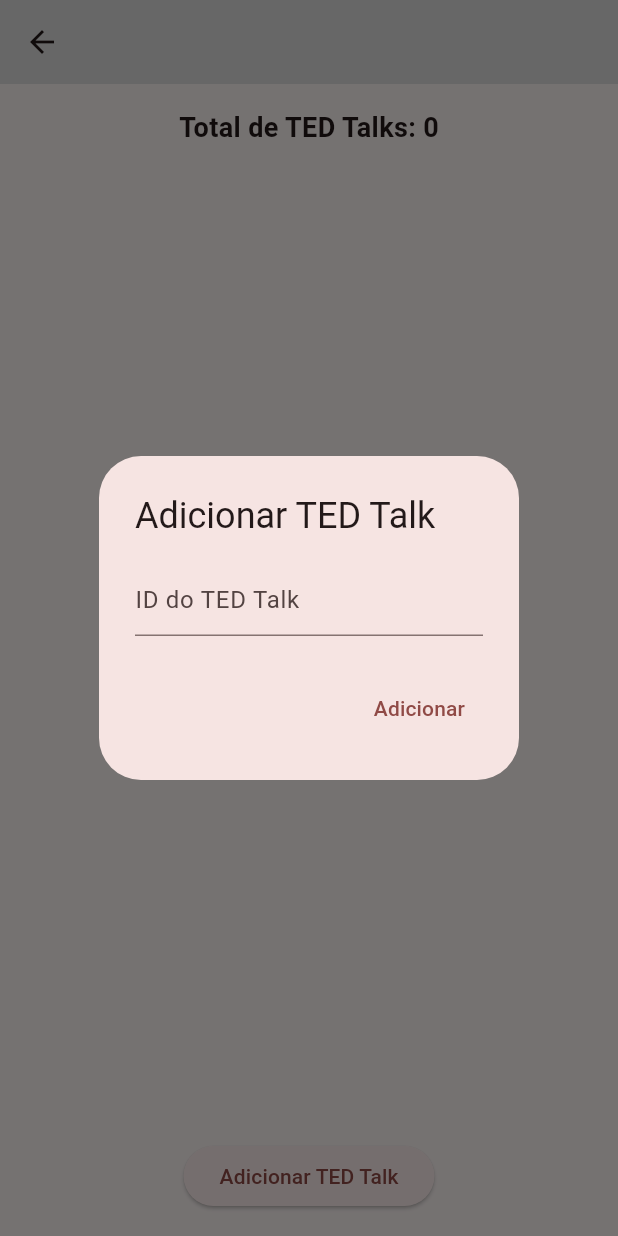
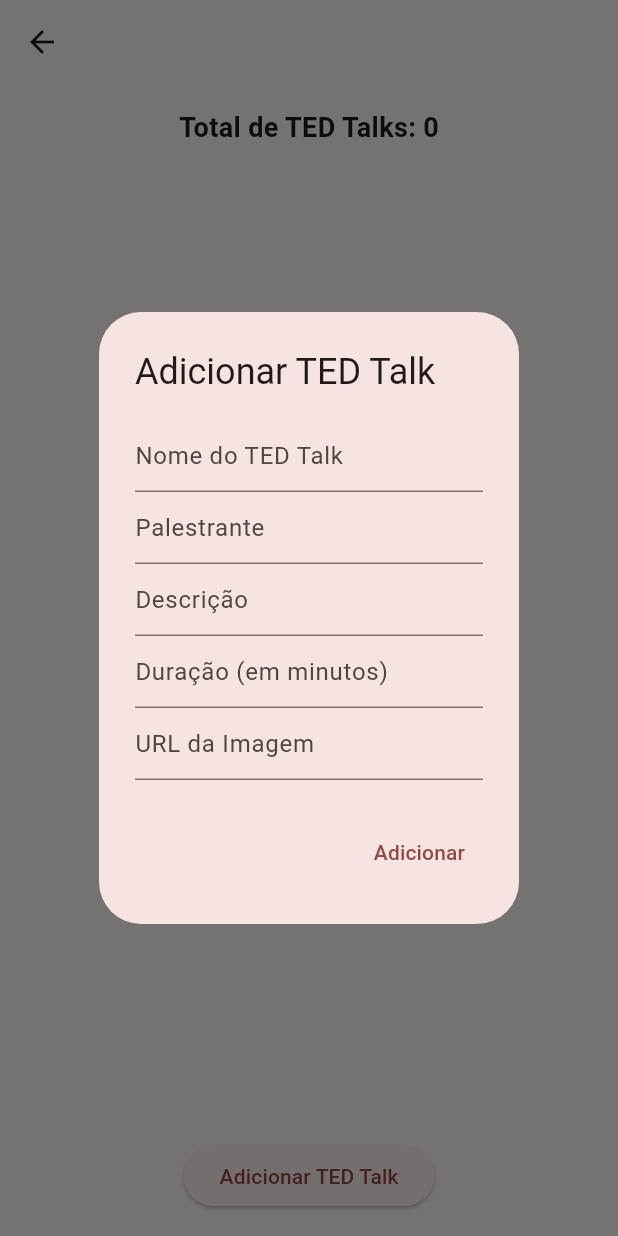
Before and after one commit to B0nam/Tedtalk-app, a Flutter app: the TedListPage screen opened directly with empty values, after a tap on "Adicionar TED Talk", on a phone screen of 412 x 824 dp. Run offline on Flutter 3.47's test engine with Material 3 defaults, Android fonts, the phone set to English and light mode, and no system bars; network calls fail.

Commit message:
Criacao de listas e tedtalks corrigido

```diff
--- a/tedtalk/lib/models/ted_list.dart
+++ b/tedtalk/lib/models/ted_list.dart
@@ -1,7 +1,7 @@
 class TedList {
-  final int id;
+  final String id;
   final String title;
-  final List<int> tedTalks;
+  final List<String> tedTalks;
 
   TedList({
     required this.id,
@@ -11,11 +11,9 @@ class TedList {
 
   factory TedList.fromJson(Map<String, dynamic> json) {
     return TedList(
-      id: int.tryParse(json['id'].toString()) ?? 0,
+      id: json['id'].toString(),
       title: json['title'] as String,
-      tedTalks: (json['tedTalks'] as List)
-          .map((e) => int.tryParse(e.toString()) ?? 0)
-          .toList(),
+      tedTalks: List<String>.from(json['tedTalks'].map((e) => e.toString())),
     );
   }
 
--- a/tedtalk/lib/models/ted_talk.dart
+++ b/tedtalk/lib/models/ted_talk.dart
@@ -1,5 +1,5 @@
 class TedTalk {
-  final int id;
+  final String id;
   final String name;
   final String image;
   final String speaker;
@@ -17,7 +17,7 @@ class TedTalk {
 
   factory TedTalk.fromJson(Map<String, dynamic> json) {
     return TedTalk(
-      id: int.tryParse(json['id'].toString()) ?? 0,
+      id: json['id'].toString(),
       name: json['name'] as String,
       image: json['image'] as String,
       speaker: json['speaker'] as String,
--- a/tedtalk/lib/pages/ted_list_page.dart
+++ b/tedtalk/lib/pages/ted_list_page.dart
@@ -1,8 +1,7 @@
 import 'package:flutter/material.dart';
 import 'package:tedtalk/models/ted_list.dart';
-import 'package:tedtalk/models/ted_talk.dart'; // Importando o TedTalk
-import 'package:tedtalk/services/ted_list_service.dart';
-import 'package:tedtalk/services/ted_talk_service.dart'; // Servico para pegar dados completos do TED Talk
+import 'package:tedtalk/models/ted_talk.dart';
+import 'package:tedtalk/services/ted_talk_service.dart';
 
 class TedListPage extends StatefulWidget {
   final TedList tedList;
@@ -14,27 +13,60 @@ class TedListPage extends StatefulWidget {
 }
 
 class _TedListPageState extends State<TedListPage> {
-  final TedListService _tedListService = TedListService();
-  final TedTalkService _tedTalkService =
-      TedTalkService(); // Serviço para pegar o TED Talk completo
+  final TedTalkService _tedTalkService = TedTalkService();
 
-  // Função para adicionar um TED Talk à lista
   void _adicionarTedTalk() async {
-    final novoTedTalkId = await showDialog<int>(
+    final novoTedTalk = await showDialog<TedTalk>(
       context: context,
       builder: (context) {
-        TextEditingController controller = TextEditingController();
+        TextEditingController nameController = TextEditingController();
+        TextEditingController speakerController = TextEditingController();
+        TextEditingController descriptionController = TextEditingController();
+        TextEditingController durationController = TextEditingController();
+        TextEditingController imageController = TextEditingController();
+
         return AlertDialog(
           title: const Text('Adicionar TED Talk'),
-          content: TextField(
-            controller: controller,
-            decoration: const InputDecoration(hintText: 'ID do TED Talk'),
-            keyboardType: TextInputType.number,
+          content: Column(
+            crossAxisAlignment: CrossAxisAlignment.start,
+            mainAxisSize: MainAxisSize.min,
+            children: [
+              TextField(
+                  controller: nameController,
+                  decoration:
+                      const InputDecoration(hintText: 'Nome do TED Talk')),
+              TextField(
+                  controller: speakerController,
+                  decoration: const InputDecoration(hintText: 'Palestrante')),
+              TextField(
+                  controller: descriptionController,
+                  decoration: const InputDecoration(hintText: 'Descrição')),
+              TextField(
+                  controller: durationController,
+                  decoration:
+                      const InputDecoration(hintText: 'Duração (em minutos)'),
+                  keyboardType: TextInputType.number),
+              TextField(
+                  controller: imageController,
+                  decoration: const InputDecoration(hintText: 'URL da Imagem')),
+            ],
           ),
           actions: [
             TextButton(
               onPressed: () {
-                Navigator.of(context).pop(int.tryParse(controller.text) ?? 0);
+                final newId = DateTime.now().millisecondsSinceEpoch.toString();
+
+                final newTedTalk = TedTalk(
+                  id: newId,
+                  name: nameController.text,
+                  speaker: speakerController.text,
+                  description: descriptionController.text,
+                  duration: Duration(
+                      minutes: int.tryParse(durationController.text) ?? 0),
+                  image: imageController.text,
+                );
+
+                Navigator.of(context).pop(newTedTalk);
               },
               child: const Text('Adicionar'),
             ),
@@ -43,21 +75,18 @@ class _TedListPageState extends State<TedListPage> {
       },
     );
 
-    if (novoTedTalkId != null && novoTedTalkId > 0) {
+    if (novoTedTalk != null) {
       setState(() {
-        widget.tedList.tedTalks
-            .add(novoTedTalkId); // Adiciona o ID na lista de IDs
+        widget.tedList.tedTalks.add(novoTedTalk.id);
       });
 
-      // Atualiza a lista de TED Talks no serviço
-      await _tedListService.updateTedList(widget.tedList);
+      await _tedTalkService.createTedTalk(novoTedTalk);
     }
   }
 
-  // Função para buscar o TED Talk completo baseado no ID
-  Future<TedTalk> _buscarTedTalk(int id) async {
-    return await _tedTalkService
-        .fetchTedTalkById(id); // Busca os detalhes do TED Talk com o ID
+  Future<TedTalk> _buscarTedTalkCompleto(String id) async {
+    final tedTalk = await _tedTalkService.fetchTedTalkById(id);
+    return tedTalk;
   }
 
   @override
@@ -65,11 +94,9 @@ class _TedListPageState extends State<TedListPage> {
     return Scaffold(
       appBar: AppBar(
         title: Text(widget.tedList.title),
-        backgroundColor: const Color.fromARGB(255, 224, 224, 224),
       ),
       body: Column(
         children: [
-          // Exibe a quantidade de TED Talks na lista
           Padding(
             padding: const EdgeInsets.all(16.0),
             child: Text(
@@ -77,12 +104,10 @@ class _TedListPageState extends State<TedListPage> {
               style: const TextStyle(fontSize: 18, fontWeight: FontWeight.bold),
             ),
           ),
-          // Lista os TED Talks
           Expanded(
             child: FutureBuilder<List<TedTalk>>(
-              future: Future.wait(
-                widget.tedList.tedTalks.map((id) => _buscarTedTalk(id)),
-              ),
+              future: Future.wait(widget.tedList.tedTalks
+                  .map((id) => _buscarTedTalkCompleto(id))),
               builder: (context, snapshot) {
                 if (snapshot.connectionState == ConnectionState.waiting) {
                   return const Center(child: CircularProgressIndicator());
@@ -102,14 +127,14 @@ class _TedListPageState extends State<TedListPage> {
                             vertical: 8.0, horizontal: 16.0),
                         child: ListTile(
                           leading: Image.network(
-                              "https://store-images.s-microsoft.com/image/apps.698.9007199266296203.3ee303e5-000c-4c1d-9e50-cb965308ca7f.17039190-26bd-4450-b4c2-d918551d8bf0?h=210",
-                              width: 50,
-                              height: 50,
-                              fit: BoxFit.cover),
+                            "https://store-images.s-microsoft.com/image/apps.698.9007199266296203.3ee303e5-000c-4c1d-9e50-cb965308ca7f.17039190-26bd-4450-b4c2-d918551d8bf0?h=210",
+                            width: 50,
+                            height: 50,
+                            fit: BoxFit.cover,
+                          ),
                           title: Text(tedTalk.name),
-                          subtitle: Text(
-                              'Duração: ${tedTalk.duration.inMinutes} min\nPor: ${tedTalk.speaker}'),
-                          isThreeLine: true,
+                          subtitle: Text('Palestrante: ${tedTalk.speaker}'),
+                          trailing: Text('${tedTalk.duration.inMinutes} min'),
                         ),
                       );
                     },
@@ -118,7 +143,6 @@ class _TedListPageState extends State<TedListPage> {
               },
             ),
           ),
-
           Padding(
             padding: const EdgeInsets.all(16.0),
             child: ElevatedButton(
--- a/tedtalk/lib/widgets/ted_search_bar.dart
+++ b/tedtalk/lib/widgets/ted_search_bar.dart
@@ -12,7 +12,7 @@ class TedSearchBar extends StatelessWidget {
       child: TextField(
         onChanged: updateFilter,
         decoration: InputDecoration(
-          hintText: 'Search TED Talks...',
+          hintText: 'Procure sua lista...',
           prefixIcon: const Icon(Icons.search),
           border: OutlineInputBorder(
             borderRadius: BorderRadius.circular(8.0),
--- a/tedtalk/lib/widgets/ted_status.dart
+++ b/tedtalk/lib/widgets/ted_status.dart
@@ -19,12 +19,12 @@ class _TedStatusState extends State<TedStatus> {
         crossAxisAlignment: CrossAxisAlignment.start,
         children: [
           Text(
-            'Hours Watched: $hoursWatched',
+            'Horas Assistidas: $hoursWatched',
             style: const TextStyle(fontSize: 18, fontWeight: FontWeight.bold),
           ),
           const SizedBox(height: 8),
           Text(
-            'TED Talks Watched: $tedTalksWatched',
+            'TED Talks assistidos: $tedTalksWatched',
             style: const TextStyle(fontSize: 18, fontWeight: FontWeight.bold),
           ),
         ],
```
Also changed, not shown: tedtalk/lib/pages/home.dart (+5 -14 lines), tedtalk/lib/services/ted_list_service.dart (+1 -22 lines), tedtalk/lib/services/ted_talk_service.dart (+2 -22 lines).
